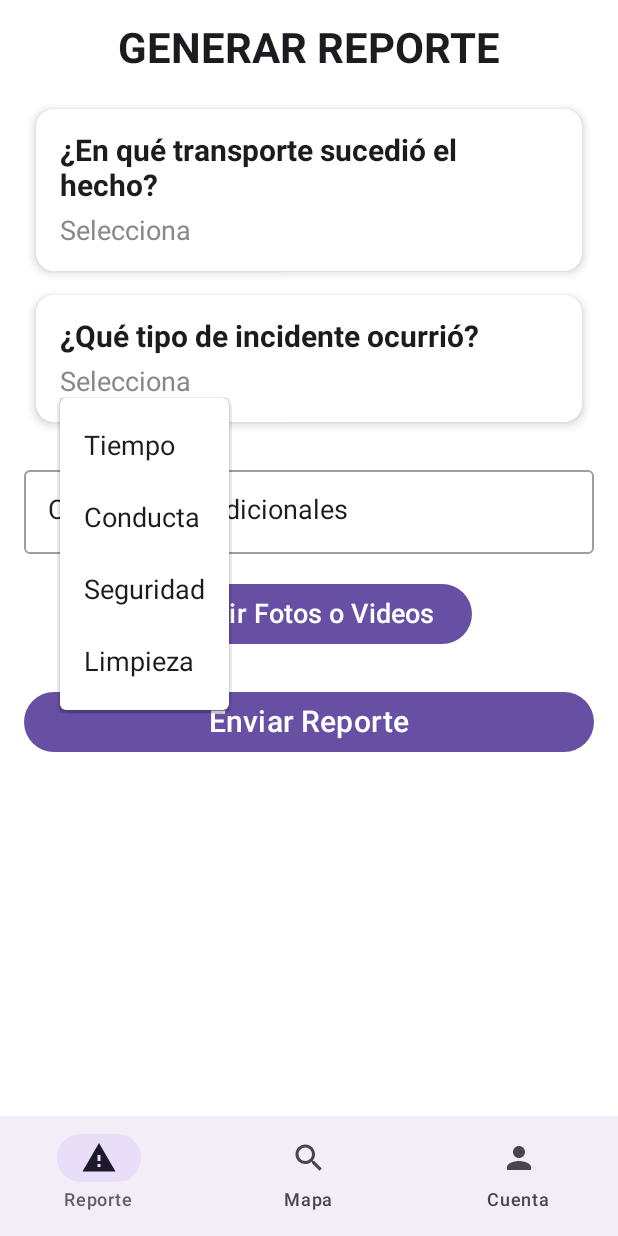
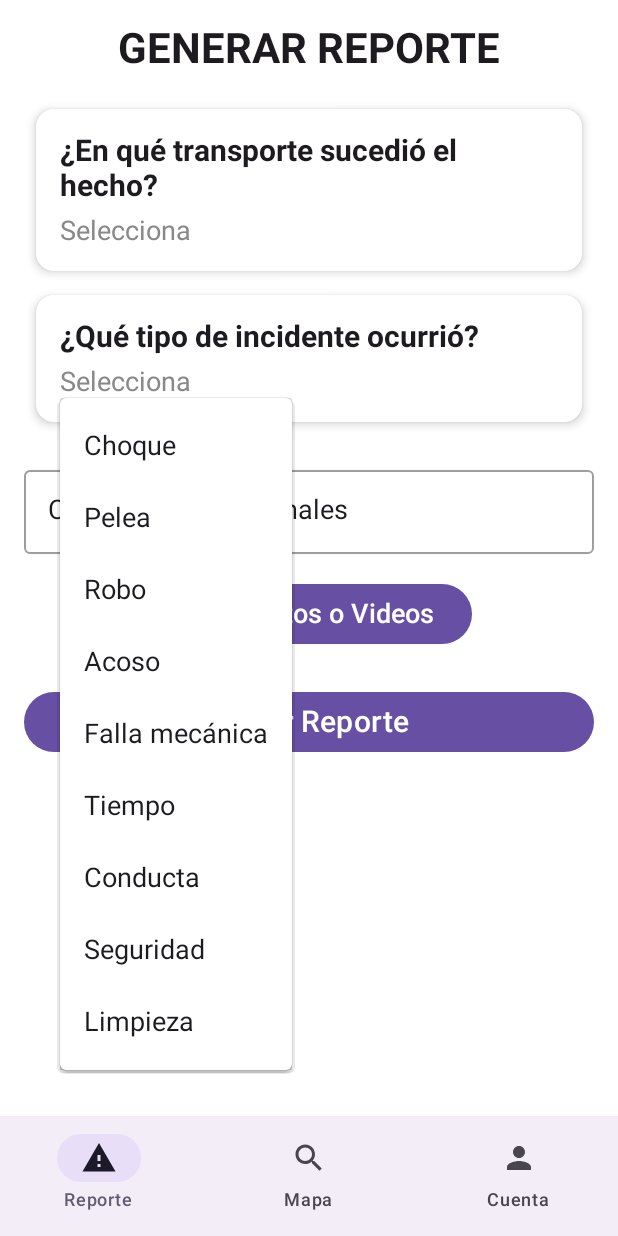
Before and after one commit to sofia347/Transit-AGS, an Android app built with Jetpack Compose: the ReporteScreen screen opened through its navigation route, after a tap on "¿Qué tipo de incidente ocurrió?", on a phone screen of 412 x 824 dp. Run offline under Robolectric (Android 15) with nearby library versions, the phone set to English and light mode, and no system bars.

Commit message:
Second commit: Se actualizo la interfaz de ReporteScreen.kt, agregando las categorias completas con sus respectivas preguntas y respuestas.

```diff
--- a/app/src/main/java/com/example/transit_ags/Screens/ReporteScreen.kt
+++ b/app/src/main/java/com/example/transit_ags/Screens/ReporteScreen.kt
@@ -28,7 +28,7 @@ import androidx.compose.ui.unit.sp
 import coil.compose.rememberAsyncImagePainter
 
 @Composable
-fun ReporteScreen(navController: NavController){
+fun ReporteScreen(navController: NavController) {
     var selectedTransport by remember { mutableStateOf("Selecciona") }
     var selectedIncident by remember { mutableStateOf("Selecciona") }
     var additionalComments by remember { mutableStateOf("") }
@@ -38,12 +38,56 @@ fun ReporteScreen(navController: NavController){
     val imagePickerLauncher = rememberLauncherForActivityResult(ActivityResultContracts.GetMultipleContents()) { uris ->
         imageUris = uris
     }
+    var rutaTaxi by remember { mutableStateOf("")}
 
     val incidentQuestions = mapOf(
-        "Tiempo" to listOf("¿Cuánto tiempo esperaste?", "¿La unidad cumplió el horario?"),
-        "Conducta" to listOf("¿El conductor fue amable?", "¿Hubo alguna falta de respeto?"),
-        "Seguridad" to listOf("¿Te sentiste seguro en la unidad?", "¿Hubo algún comportamiento sospechoso?"),
-        "Limpieza" to listOf("¿La unidad estaba limpia?", "¿Había mal olor?")
+        "Choque" to listOf(
+            "¿Qué tipo de accidente ocurrió?",
+            "¿El accidente involucró solo al transporte público o a otros vehículos?",
+            "¿Hubo heridos?",
+            "¿El transporte continuó su ruta después del accidente? "
+        ),
+        "Pelea" to listOf(
+            "¿Quiénes estuvieron involucrados? ",
+            "¿Se usó violencia física? ",
+            "¿Intervino la autoridad o seguridad del transporte? "
+        ),
+        "Robo" to listOf(
+            "¿Qué tipo de robo ocurrió?",
+            "¿El robo fue con violencia?",
+            "¿Se alertó a las autoridades?",
+            "¿El transporte se detuvo por el incidente? "
+        ),
+        "Acoso" to listOf(
+            "¿Qué tipo de acoso ocurrió?",
+            "¿El conductor tomó alguna acción? ",
+            "¿Se reportó a alguna autoridad o seguridad del transporte?"
+        ),
+        "Falla mecánica" to listOf(
+            "¿Qué falló en el transporte?",
+            "¿El transporte pudo seguir su ruta?",
+            "¿Se llamó a asistencia mecánica?"
+        ),
+        "Tiempo" to listOf(
+            "¿Cuánto tiempo estuvo esperando el transporte?",
+            "¿Se recibió algún aviso sobre el retraso?",
+            "¿El retraso afectó su llegada a destino?"
+        ),
+        "Conducta" to listOf(
+            "¿Cómo describiría la actitud del operador? ",
+            "¿El operador siguió las normas de tránsito? ",
+            "¿El operador tuvo algún comportamiento inadecuado?"
+        ),
+        "Seguridad" to listOf(
+            "¿Cómo percibió la seguridad en el transporte?",
+            "¿Hubo personas sospechosas o comportamientos inusuales? ",
+            "¿Se reportó la situación a las autoridades o personal del transporte?"
+        ),
+        "Limpieza" to listOf(
+            "¿Cuál es el problema de limpieza? ",
+            "¿La suciedad o el mal olor afectan la comodidad del transporte?",
+            "¿Se ha reportado este problema anteriormente?"
+        )
     )
     val selectedQuestions = incidentQuestions[selectedIncident] ?: emptyList()
 
@@ -60,10 +104,68 @@ fun ReporteScreen(navController: NavController){
         Spacer(modifier = Modifier.height(16.dp))
 
         ReportCard("¿En qué transporte sucedió el hecho?", listOf("Camión", "Combi", "Taxi")) { selectedTransport = it }
-        ReportCard("¿Qué tipo de incidente ocurrió?", listOf("Tiempo", "Conducta", "Seguridad", "Limpieza")) { selectedIncident = it }
+        ReportCard(
+            "¿Qué tipo de incidente ocurrió?",
+            listOf("Choque", "Pelea", "Robo", "Acoso", "Falla mecánica", "Tiempo", "Conducta", "Seguridad", "Limpieza")
+        ) { selectedIncident = it }
+
+        if (selectedTransport == "Camión" || selectedTransport == "Combi" ) {
+            OutlinedTextField(
+                value = rutaTaxi,
+                onValueChange = { rutaTaxi = it },
+                label = { Text("Número de ruta (opcional)", fontSize = 18.sp) },
+                modifier = Modifier.fillMaxWidth()
+            )
+        }else if (selectedTransport == "Taxi"){
+            OutlinedTextField(
+                value = rutaTaxi,
+                onValueChange = { rutaTaxi = it },
+                label = { Text("Número de Taxi (obligatorio)", fontSize = 18.sp) },
+                modifier = Modifier.fillMaxWidth()
+            )
+        }
 
         selectedQuestions.forEach { question ->
-            ReportCard(question, listOf("Sí", "No")) {}
+            if (question.contains("Comentarios adicionales")) {
+                var localComments by remember { mutableStateOf("") }
+                OutlinedTextField(
+                    value = localComments,
+                    onValueChange = { localComments = it },
+                    label = { Text(question, fontSize = 18.sp) },
+                    modifier = Modifier.fillMaxWidth()
+                )
+            } else {
+                val options = when {
+                    question.contains("¿Cuánto tiempo estuvo esperando el transporte?") ->
+                        listOf("Menos de 10 minutos", "Entre 10 y 20 minutos", "Entre 20 y 30 minutos", "Más de 30 minutos")
+                    question.contains("¿Cómo describiría la actitud del operador?") ->
+                        listOf("Amable y respetuoso", "Indiferente o poco atento", "Grosero o irrespetuoso")
+                    question.contains("¿Cómo percibió la seguridad en el transporte?") ->
+                        listOf("Segura, sin incidentes", "Insegura, hubo situaciones preocupantes", "Muy insegura, hubo un incidente grave")
+                    question.contains("¿Cuál es el problema de limpieza?") ->
+                        listOf("Suciedad visible (basura, derrames, polvo)", "Mal olor (drenaje, comida en descomposición, etc.)", "Ambas (suciedad y mal olor)")
+                    question.contains("¿Qué tipo de robo ocurrió?") ->
+                        listOf("Cartera o celular", "Robo de pertenencias grandes")
+                    question.contains("¿Qué tipo de accidente ocurrió?") ->
+                        listOf("Choque leve", "Choque fuerte", "Atropellamiento", "Volcadura")
+                    question.contains("¿Quiénes estuvieron involucrados?") ->
+                        listOf("Pasajeros", "Conductor y pasajero")
+                    question.contains("¿Qué falló en el transporte?") ->
+                        listOf("Motor", "Frenos", "Luces")
+                    question.contains("¿Qué tipo de acoso ocurrió?") ->
+                        listOf("Verbal","Físico","Otro")
+                    question.contains("¿El accidente involucró solo al transporte público o a otros vehículos?") ->
+                        listOf("Solo el transporte","Varios vehículos")
+                    question.contains("¿El operador siguió las normas de tránsito?") ->
+                        listOf("Sí, condujo de manera segura","No, manejó de forma imprudente","No estoy seguro/a")
+                    question.contains("¿El operador tuvo algún comportamiento inadecuado?") ->
+                        listOf("Sí, uso de celular mientras conducía","Sí, exceso de velocidad o frenazos bruscos","Sí, no respetó paradas o ignoró pasajeros","No, todo estuvo bien")
+                    question.contains("¿Hubo personas sospechosas o comportamientos inusuales?") ->
+                        listOf("No, todo normal","Sí, personas con actitud sospechosa","Sí, hubo discusiones o altercados")
+                    else -> listOf("Sí", "No")
+                }
+                ReportCard(question, options) {}
+            }
         }
 
         Spacer(modifier = Modifier.height(16.dp))
@@ -105,13 +207,11 @@ fun ReporteScreen(navController: NavController){
             Text("Enviar Reporte", fontSize = 20.sp)
         }
 
-        // Mostrar el diálogo de confirmación cuando showDialog es verdadero
         if (showDialog) {
             AlertDialog(
                 onDismissRequest = { showDialog = false },
                 confirmButton = {
                     TextButton(onClick = {
-                        // Acción para enviar el reporte
                         showDialog = false
                     }) {
                         Text("Confirmar")
@@ -130,7 +230,7 @@ fun ReporteScreen(navController: NavController){
 }
 
 @Composable
-fun ReportCard(title: String, options: List<String>, onOptionSelected: (String) -> Unit) {
+fun ReportCard(title: String, options: List<String>, onOptionSelected: (String) -> Unit = {}) {
     var expanded by remember { mutableStateOf(false) }
     var selectedOption by remember { mutableStateOf("Selecciona") }
 
```
